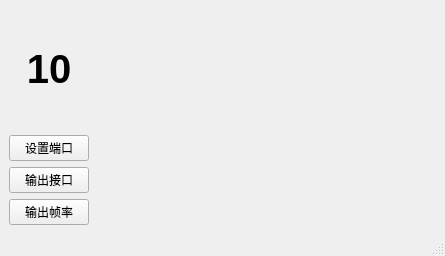
codincodee/tf0x_dev, file tf03_setup/main_window.ui: the form before one commit.
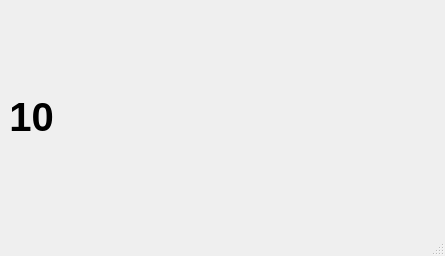
The form after the commit.

The edit to the form file:
```diff
--- a/tf03_setup/main_window.ui
+++ b/tf03_setup/main_window.ui
@@ -19,21 +19,7 @@
   <widget class="QWidget" name="centralwidget">
    <layout class="QGridLayout" name="gridLayout">
     <item row="0" column="0">
-     <layout class="QGridLayout" name="gridLayout_2">
-      <item row="2" column="0">
-       <widget class="QPushButton" name="HardwareInterfacePushButton">
-        <property name="text">
-         <string>输出接口</string>
-        </property>
-       </widget>
-      </item>
-      <item row="3" column="0">
-       <widget class="QPushButton" name="SetFrequencyPushButton">
-        <property name="text">
-         <string>输出帧率</string>
-        </property>
-       </widget>
-      </item>
+     <layout class="QGridLayout" name="GridLayout">
       <item row="0" column="0">
        <widget class="QLabel" name="DistanceLabel">
         <property name="font">
@@ -54,13 +40,6 @@
         </property>
        </widget>
       </item>
-      <item row="1" column="0">
-       <widget class="QPushButton" name="SetSerialPortPushButton">
-        <property name="text">
-         <string>设置端口</string>
-        </property>
-       </widget>
-      </item>
      </layout>
     </item>
     <item row="0" column="1">
```
